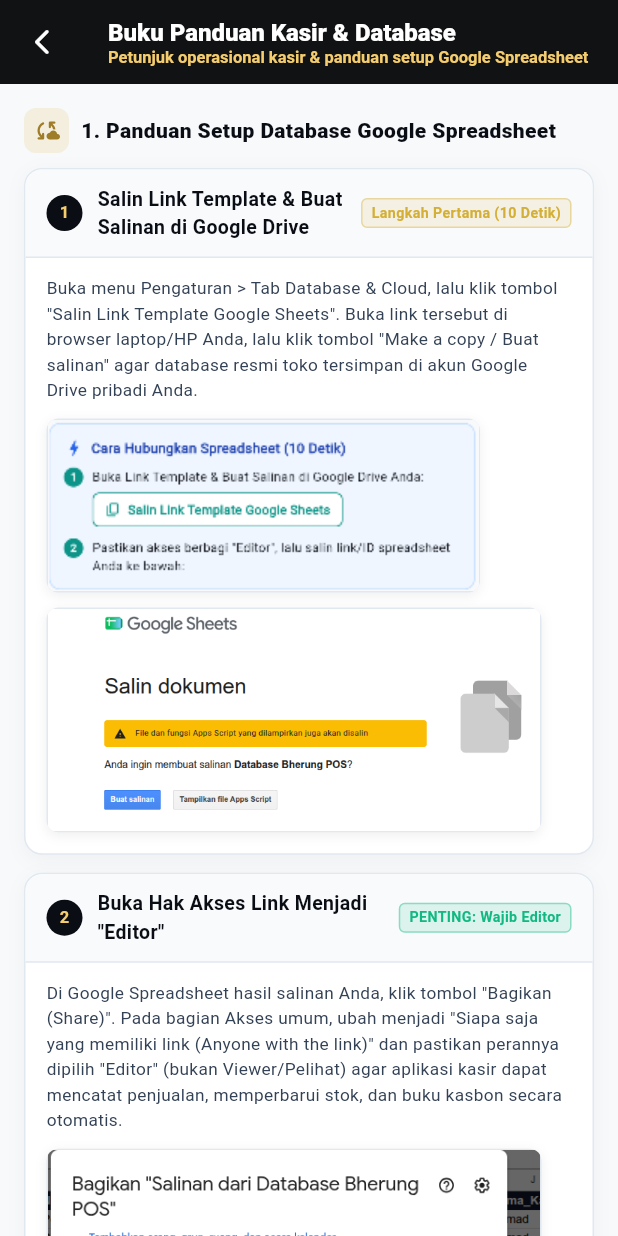
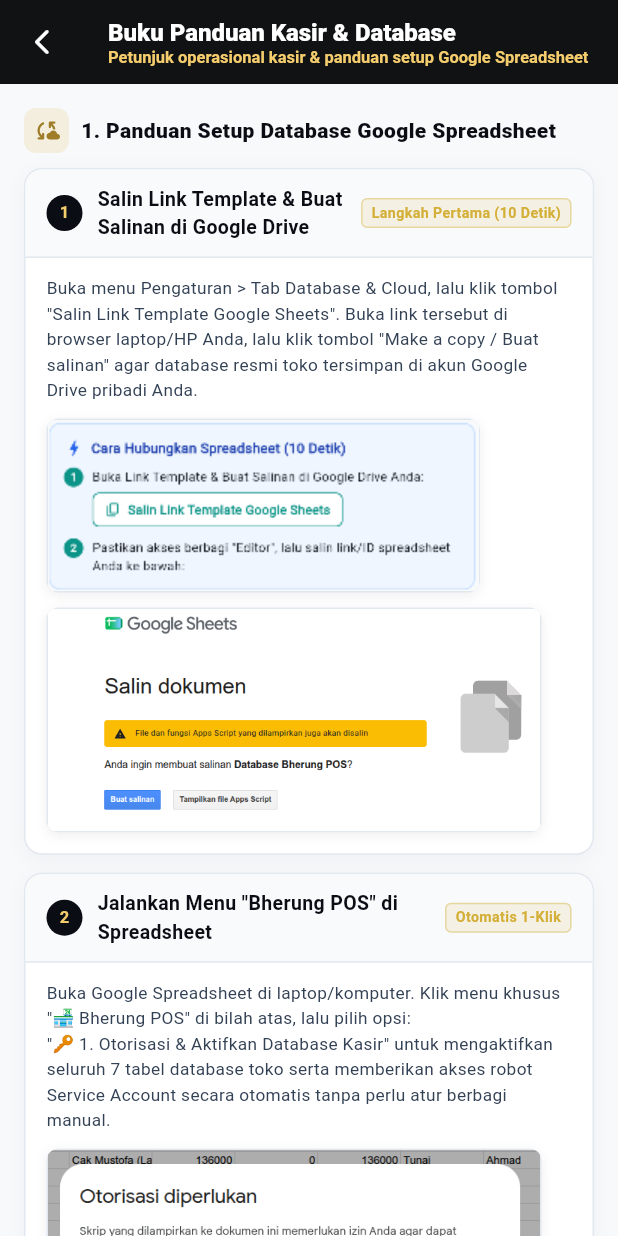
Before and after one commit to crediblemark-official/Bherung, a Flutter app: the UserGuideScreen screen opened directly, on a phone screen of 412 x 824 dp. Run offline on Flutter 3.47's test engine with Material 3 defaults, Android fonts, the phone set to English and light mode, and no system bars; our stand-ins replace audioplayers, google_sign_in, googleapis_auth, shared_preferences; missing offline and left inert: mobile_scanner; accounts and stored records are empty; key blocks and very long unbroken strings in the code were emptied for the run.

Commit message:
docs: Streamline User Guide into 4 simple steps by eliminating redundant manual share permission step

```diff
--- a/lib/screens/user_guide_screen.dart
+++ b/lib/screens/user_guide_screen.dart
@@ -63,35 +63,20 @@
                   _buildVisualStepCard(
                     context,
                     stepNumber: '2',
-                    title: 'Buka Hak Akses Link Menjadi "Editor"',
+                    title: 'Jalankan Menu "Bherung POS" di Spreadsheet',
                     desc:
-                        'Di Google Spreadsheet hasil salinan Anda, klik tombol "Bagikan (Share)". Pada bagian Akses umum, ubah menjadi "Siapa saja yang memiliki link (Anyone with the link)" dan pastikan perannya dipilih "Editor" (bukan Viewer/Pelihat) agar aplikasi kasir dapat mencatat penjualan, memperbarui stok, dan buku kasbon secara otomatis.',
+                        'Buka Google Spreadsheet di laptop/komputer. Klik menu khusus "🏪 Bherung POS" di bilah atas, lalu pilih opsi:\n"🔑 1. Otorisasi & Aktifkan Database Kasir" untuk mengaktifkan seluruh 7 tabel database toko serta memberikan akses robot Service Account secara otomatis tanpa perlu atur berbagi manual.',
                     imagePaths: [
-                      'assets/docs/step1_akses_siapa_saja.png',
-                      'assets/docs/step2_pilih_editor.png',
+                      'assets/docs/step3_menu_otorisasi.png',
                     ],
-                    badgeText: 'PENTING: Wajib Editor',
-                    badgeColor: AppTheme.successGreen,
+                    badgeText: 'Otomatis 1-Klik',
+                    badgeColor: AppTheme.primaryGold,
                   ),
                   const SizedBox(height: 12),
 
                   _buildVisualStepCard(
                     context,
                     stepNumber: '3',
-                    title: 'Jalankan Menu "Bherung POS" di Spreadsheet',
-                    desc:
-                        'Buka Google Spreadsheet di laptop/komputer. Klik menu khusus "🏪 Bherung POS" di bilah atas, lalu pilih opsi:\n"🔑 1. Otorisasi & Aktifkan Database Kasir" untuk mengaktifkan seluruh 7 tabel database toko serta memberikan akses robot Service Account secara otomatis.',
-                    imagePaths: [
-                      'assets/docs/step3_menu_otorisasi.png',
-                    ],
-                    badgeText: 'Menu Otomatis',
-                    badgeColor: AppTheme.primaryGold,
-                  ),
-                  const SizedBox(height: 12),
-
-                  _buildVisualStepCard(
-                    context,
-                    stepNumber: '4',
                     title: 'Izinkan Otorisasi Keamanan Akun Google',
                     desc:
                         'Google akan menampilkan dialog otorisasi izin keamanan. Klik "Oke", pilih akun Google Anda, centang izin Google Drive & Spreadsheet, lalu klik tombol "Lanjutkan / Izinkan". Otorisasi ini hanya perlu dilakukan satu kali saja di awal.',
@@ -106,7 +91,7 @@
 
                   _buildVisualStepCard(
                     context,
-                    stepNumber: '5',
+                    stepNumber: '4',
                     title: 'Salin ID Spreadsheet atau URL Apps Script ke Aplikasi',
                     desc:
                         'Setelah otorisasi selesai, ID Spreadsheet akan muncul di layar. Anda juga bisa menyalin link URL lengkap dari address bar browser.\n\nBuka menu Pengaturan > Tab Database & Cloud di aplikasi Bherung POS, tempelkan ID Spreadsheet atau URL Web App Apps Script, lalu klik tombol "Hubungkan & Simpan Database". Aplikasi kini langsung terhubung tanpa batas limit pengguna (Unlimited)!',
```
